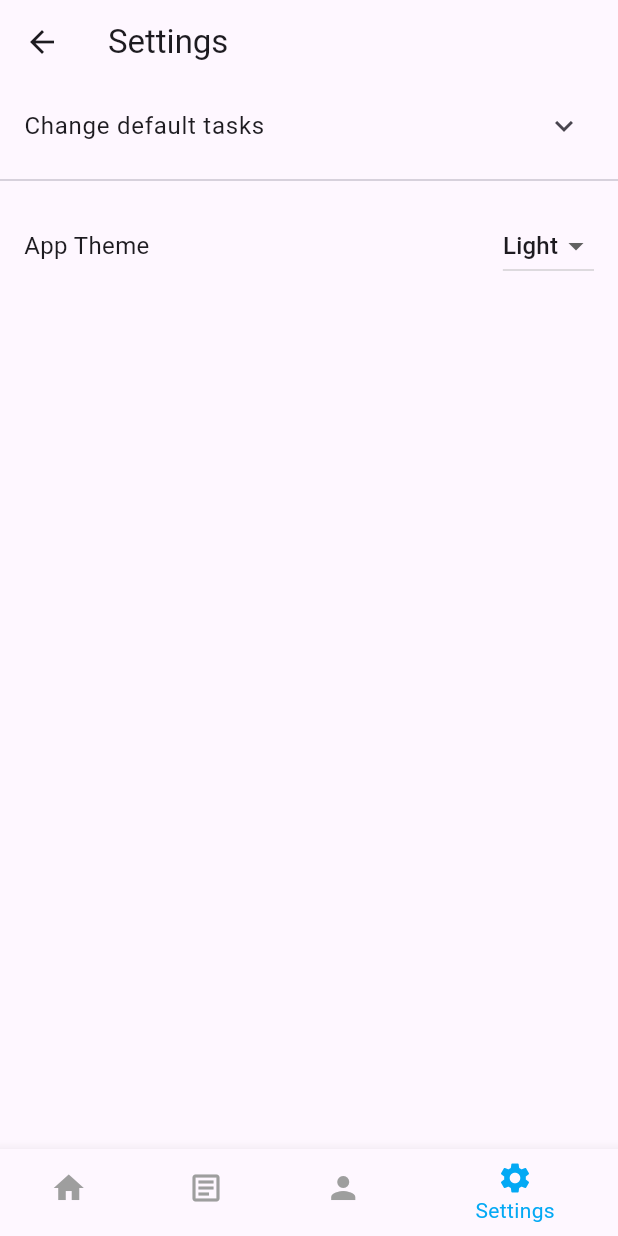
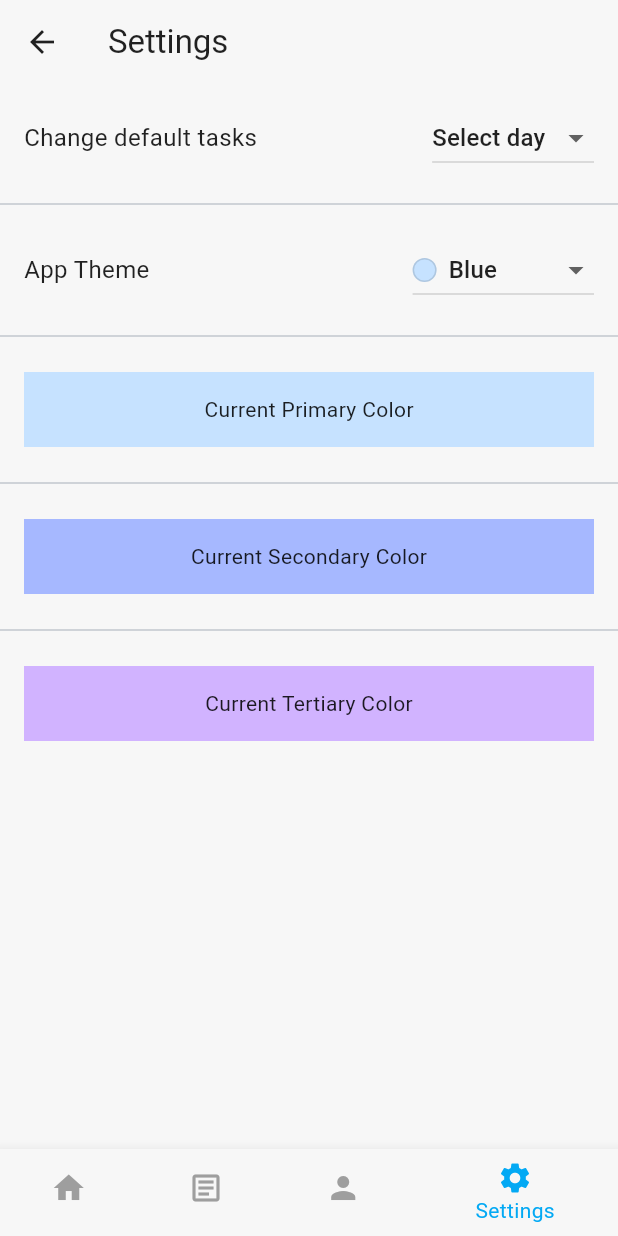
Before and after one commit to MrQuokkaa/Flutter, a Flutter app: the MainPage screen opened by its route, item 4 of the bottom bar chosen, on a phone screen of 412 x 824 dp. Run offline on Flutter 3.47's test engine with Material 3 defaults, Android fonts, the phone set to English and light mode, and no system bars; our stand-ins replace flutter_slidable, hive_flutter, shared_preferences; accounts and stored records are empty.

Commit message:
16:55 02-05-2025 Added custom themes Added theme color previews when selecting color Added temporary primary, secondary and tertiary theme color previews to fine-tune colors Changed nagivation to default tasks by removing list and adding dropdown menu Fixed an error with appbar st/nd/rd/th Removed default_navigator_page.dart and app_themes.dart as they are no longer used.

```diff
--- a/lib/exports/page_exports.dart
+++ b/lib/exports/page_exports.dart
@@ -1,4 +1,3 @@
-export '../pages/settings/default_navigator_page.dart';
 export '../pages/settings/default_todo_page.dart';
 export '../pages/home_page.dart';
 export '../pages/main_page.dart';
--- a/lib/exports/setting_exports.dart
+++ b/lib/exports/setting_exports.dart
@@ -1,3 +1,2 @@
 export '../pages/settings_page.dart';
-export '../pages/settings/default_navigator_page.dart';
 export '../pages/settings/default_todo_page.dart';
--- a/lib/exports/theme_exports.dart
+++ b/lib/exports/theme_exports.dart
@@ -1,2 +1,3 @@
-export '../theme/app_themes.dart';
 export '../theme/theme_provider.dart';
+export '../theme/theme_presets.dart';
+export '../theme/theme_utils.dart';
--- a/lib/pages/settings_page.dart
+++ b/lib/pages/settings_page.dart
@@ -10,8 +10,6 @@ class SettingsPage extends StatefulWidget {
 }
 
 class _SettingsPageState extends State<SettingsPage> {
-  bool showWeekdayOptions = false;
-
   final List<String> weekdays = [
     "Monday",
     "Tuesday",
@@ -22,45 +20,67 @@ class _SettingsPageState extends State<SettingsPage> {
     "Sunday",
   ];
 
-  String selectedTheme = 'Light';
+  String selectedTheme = 'Blue';
+  String? selectedDay = 'Select day';
 
   @override
   void initState() {
     super.initState();
-    selectedTheme = Provider.of<ThemeProvider>(context, listen: false).themeName;
+    selectedTheme =
+        Provider.of<ThemeProvider>(context, listen: false).themeName;
   }
 
   @override
   Widget build(BuildContext context) {
     final themeProvider = Provider.of<ThemeProvider>(context, listen: false);
 
+    final sortedPresets = presets.toList()
+      ..sort((a, b) => a.name == selectedTheme
+          ? -1
+          : b.name == selectedTheme
+              ? 1
+              : 0);
+
     return Scaffold(
       appBar: AppBar(title: Text("Settings")),
       body: ListView(
         children: [
-          ListTile(
-            title: Text("Change default tasks"),
-            trailing: Icon(
-              showWeekdayOptions ? Icons.expand_less : Icons.expand_more,
+          Padding(
+            padding: const EdgeInsets.symmetric(horizontal: 16, vertical: 12),
+            child: Row(
+              mainAxisAlignment: MainAxisAlignment.spaceBetween,
+              children: [
+                const Text("Change default tasks",
+                    style: TextStyle(fontSize: 16)),
+                DropdownButton<String>(
+                  value: selectedDay,
+                  items: ['Select day', ...weekdays].map((day) {
+                    return DropdownMenuItem<String>(
+                      value: day,
+                      child: Text(day),
+                    );
+                  }).toList(),
+                  onChanged: (value) {
+                    if (value == null || value == 'Select day') return;
+                    setState(() {
+                      selectedDay = value;
+                    });
+
+                    Navigator.push(
+                      context,
+                      MaterialPageRoute(
+                        builder: (_) => DefaultTodoPage(weekday: value),
+                      ),
+                    ).then((_) {
+                      setState(() {
+                        selectedDay = 'Select day';
+                      });
+                    });
+                  },
+                ),
+              ],
             ),
-            onTap: () {
-              setState(() {
-                showWeekdayOptions = !showWeekdayOptions;
-              });
-            },
           ),
-          if (showWeekdayOptions) ...weekdays.map((day) => ListTile(
-            title: Text("Tasks for $day"),
-            trailing: Icon(Icons.chevron_right),
-            onTap: () {
-              Navigator.push(
-                context,
-                MaterialPageRoute(
-                  builder: (_) => DefaultTodoPage(weekday: day),
-                ),
-               );
-            },
-          )),
           const Divider(),
           Padding(
             padding: const EdgeInsets.symmetric(horizontal: 16, vertical: 12),
@@ -69,18 +89,61 @@ class _SettingsPageState extends State<SettingsPage> {
               children: [
                 const Text("App Theme", style: TextStyle(fontSize: 16)),
                 DropdownButton<String>(
-                  value: selectedTheme,
-                  items: getSortedThemeItems(selectedTheme, themeList),
+                  value: sortedPresets.any((p) => p.name == selectedTheme)
+                      ? selectedTheme
+                      : sortedPresets.first.name,
+                  items: sortedPresets.map((preset) {
+                    return DropdownMenuItem<String>(
+                      value: preset.name,
+                      child: Row(
+                        children: [
+                          Container(
+                            width: 16,
+                            height: 16,
+                            margin: const EdgeInsets.only(right: 8),
+                            decoration: BoxDecoration(
+                              color: preset.primary,
+                              shape: BoxShape.circle,
+                              border: Border.all(color: Colors.black12),
+                            ),
+                          ),
+                          Text(preset.name),
+                        ],
+                      ),
+                    );
+                  }).toList(),
                   onChanged: (value) {
                     if (value == null) return;
                     setState(() => selectedTheme = value);
+
+                    final brightness = themeProvider.brightness;
                     themeProvider.setTheme(value);
                   },
                 ),
               ],
             ),
           ),
-          const SizedBox(height: 250)
+          const Divider(),
+          Padding(
+              padding: const EdgeInsets.all(16),
+              child: Container(
+                  height: 50,
+                  color: themeColor(context).primary,
+                  child: Center(child: Text('Current Primary Color')))),
+          const Divider(),
+          Padding(
+              padding: const EdgeInsets.all(16),
+              child: Container(
+                  height: 50,
+                  color: themeColor(context).secondary,
+                  child: Center(child: Text('Current Secondary Color')))),
+          const Divider(),
+          Padding(
+              padding: const EdgeInsets.all(16),
+              child: Container(
+                  height: 50,
+                  color: themeColor(context).tertiary,
+                  child: Center(child: Text('Current Tertiary Color'))))
         ],
       ),
     );
--- a/lib/theme/app_themes.dart
+++ /dev/null
@@ -1,29 +0,0 @@
-import '../exports/package_exports.dart';
-
-final themeList = ['Light', 'Dark', 'Blue', 'Pink'];
-
-List<DropdownMenuItem<String>> getSortedThemeItems(String selectedTheme, List<String> allThemes) {
-  final sortedThemes = List<String>.from(allThemes);
-  sortedThemes.sort((a, b) {
-    if (a == selectedTheme) return -1;
-    if (b == selectedTheme) return 1;
-    return 0;
-  });
-
-  return sortedThemes.map((theme) {
-    return DropdownMenuItem<String>(
-      value: theme,
-      child: Text(theme),
-    );
-  }).toList();
-}
-
-final ThemeData lightTheme = ThemeData(
-  brightness: Brightness.light,
-  primarySwatch: Colors.blue,
-);
-
-final ThemeData darkTheme = ThemeData(
-  brightness: Brightness.dark,
-  primarySwatch: Colors.deepPurple,
-);
--- /dev/null
+++ b/lib/theme/theme_presets.dart
@@ -0,0 +1,66 @@
+import '../exports/package_exports.dart';
+import '../exports/theme_exports.dart';
+
+//pink #FFB7C5, red #FF9999, orange #FFD1A6, yellow #FFEE99, green #B2E5B2, turqoise #B2F5E5, blue #C6E2FF, dark blue #A6B8FF, purple #D1B3FF
+
+class ThemePreset {
+  final String name;
+  final Color primary;
+  final Color secondary;
+  final Color tertiary;
+
+  ThemePreset({
+    required this.name,
+    required this.primary,
+    required this.secondary,
+    required this.tertiary,
+  });
+}
+
+final List<ThemePreset> presets = [
+  ThemePreset(
+    name: 'Pink',
+    primary: Color(0xFFFFB7C5),
+    secondary: Color(0xFFFF9999),
+    tertiary: Color(0xFFFFD1A6)),
+  ThemePreset(
+    name: 'Red',
+    primary: Color(0xFFFF9999),
+    secondary: Color(0xFFFFB7C5),
+    tertiary: Color(0xFFFFD1A6)),
+  ThemePreset(
+    name: 'Orange',
+    primary: Color(0xFFFFD1A6),
+    secondary: Color(0xFFFF9999),
+    tertiary: Color(0xFFFFEE99)),
+  ThemePreset(
+    name: 'Yellow',
+    primary: Color(0xFFFFEE99),
+    secondary: Color(0xFFFFD1A6),
+    tertiary: Color(0xFFB2E5B2)),
+  ThemePreset(
+    name: 'Green',
+    primary: Color(0xFFB2E5B2),
+    secondary: Color(0xFFB2F5E5),
+    tertiary: Color(0xFFB2E5B2)),
+  ThemePreset(
+    name: 'Turquoise',
+    primary: Color(0xFFB2F5E5),
+    secondary: Color(0xFFB2E5B2),
+    tertiary: Color(0xFFC6E2FF)),
+  ThemePreset(
+    name: 'Blue',
+    primary: Color(0xFFC6E2FF),
+    secondary: Color(0xFFA6B8FF),
+    tertiary: Color(0xFFD1B3FF)),
+  ThemePreset(
+    name: 'Dark Blue',
+    primary: Color(0xFFA6B8FF),
+    secondary: Color(0xFFC6E2FF),
+    tertiary: Color(0xFFD1B3FF)),
+  ThemePreset(
+    name: 'Purple',
+    primary: Color(0xFFD1B3FF),
+    secondary: Color(0xFFA6B8FF),
+    tertiary: Color(0xFFB2F5E5)),
+];
--- a/lib/theme/theme_provider.dart
+++ b/lib/theme/theme_provider.dart
@@ -2,32 +2,39 @@ import '../exports/package_exports.dart';
 import '../exports/theme_exports.dart';
 
 class ThemeProvider with ChangeNotifier {
-  ThemeData _themeData;
-  String _themeName;
+  late ThemeData _themeData;
+  late String _themeName;
+  late Brightness _brightness;
 
-  ThemeProvider(this._themeData, this._themeName);
+  ThemeProvider(this._themeData, this._themeName, this._brightness);
 
   ThemeData get themeData => _themeData;
   String get themeName => _themeName;
+  Brightness get brightness => _brightness;
 
-  Future<void> setTheme(String themeName) async {
+  Future<void> setTheme(String themeName, {Brightness? brightness}) async {
     _themeName = themeName;
-    if (themeName == 'Light') {
-      _themeData = lightTheme;
-    } else if (themeName == 'Dark') {
-      _themeData = darkTheme;
-    }
+    _brightness = brightness ?? _brightness;
+
+    final preset = getThemePreset(themeName);
+    _themeData = buildCustomTheme(preset: preset, brightness: _brightness);
+
     notifyListeners();
 
     SharedPreferences prefs = await SharedPreferences.getInstance();
     await prefs.setString('theme', themeName);
+    await prefs.setString('brightness', _brightness.name);
   }
 
   static Future<ThemeProvider> loadFromPrefs() async {
-    SharedPreferences prefs = await SharedPreferences.getInstance();
-    String themeName = prefs.getString('theme') ?? 'Light';
+    final prefs = await SharedPreferences.getInstance();
+    final themeName = prefs.getString('theme') ?? 'Blue';
+    final brightnessString = prefs.getString('brightness') ?? 'light';
+    final brightness = brightnessString == 'dark' ? Brightness.dark : Brightness.light;
 
-    ThemeData themeData = (themeName == 'Dark') ? darkTheme : lightTheme;
-    return ThemeProvider(themeData, themeName);
+    final preset = getThemePreset(themeName);
+    final themeData = buildCustomTheme(preset: preset, brightness: brightness);
+
+    return ThemeProvider(themeData, themeName, brightness);
   }
 }
--- /dev/null
+++ b/lib/theme/theme_utils.dart
@@ -0,0 +1,44 @@
+import '../exports/package_exports.dart';
+import '../exports/theme_exports.dart';
+
+ThemeData buildCustomTheme({
+  required ThemePreset preset,
+  required Brightness brightness,
+}) {
+
+  final primaryScheme = ColorScheme.fromSeed(seedColor: preset.primary, brightness: brightness);
+  final secondaryScheme = ColorScheme.fromSeed(seedColor: preset.secondary, brightness: brightness);
+  final tertiaryScheme = ColorScheme.fromSeed(seedColor: preset.tertiary, brightness: brightness);
+
+  final scheme = primaryScheme.copyWith(
+    secondary: secondaryScheme.primary,
+    onSecondary: secondaryScheme.onPrimary,
+    tertiary: tertiaryScheme.primary,
+    onTertiary: tertiaryScheme.onPrimary,
+
+    background: brightness == Brightness.dark ? const Color(0xFF121212) : const Color(0xFFFFFFFF),
+    onBackground: brightness == Brightness.dark ? Colors.white : Colors.black,
+    surface: brightness == Brightness.dark ? const Color(0xFF1E1E1E) : const Color(0xFFF7F7F7),
+    onSurface: brightness == Brightness.dark ? Colors.white70 : Colors.black87,
+  );
+
+  return ThemeData(
+    useMaterial3: true,
+    colorScheme: scheme,
+  );
+}
+
+ThemePreset getThemePreset(String name) {
+  return presets.firstWhere(
+    (p) => p.name == name,
+    orElse: () => presets.first,
+  );
+}
+
+ThemePreset themeColor(BuildContext context) {
+  final selectedTheme = Provider.of<ThemeProvider>(context).themeName;
+  return presets.firstWhere(
+    (preset) => preset.name == selectedTheme,
+    orElse: () => presets.first,
+    );
+}
--- a/lib/util/functions.dart
+++ b/lib/util/functions.dart
@@ -26,12 +26,12 @@ class Functions {
     var dayOfMonth = d.day;
     String dateFull = DateFormat('EEEE, MMMM d').format(DateTime.now());
     return dayOfMonth == 1 || dayOfMonth == 21 || dayOfMonth == 31
-        ? Text('$dateFull st')
+        ? Text('${dateFull}st')
         : dayOfMonth == 2 || dayOfMonth == 22
-            ? Text('$dateFull nd')
+            ? Text('${dateFull}nd')
             : dayOfMonth == 3 || dayOfMonth == 23
-                ? Text('$dateFull rd')
-                : Text('$dateFull th');
+                ? Text('${dateFull}rd')
+                : Text('${dateFull}th');
   }
 
   Future<void> saveUserName(String name) async {
```
Also changed, not shown: lib/data/database.dart (+8 -0 lines), lib/pages/settings/default_todo_page.dart (+29 -11 lines), lib/pages/settings/default_navigator_page.dart (deleted).
